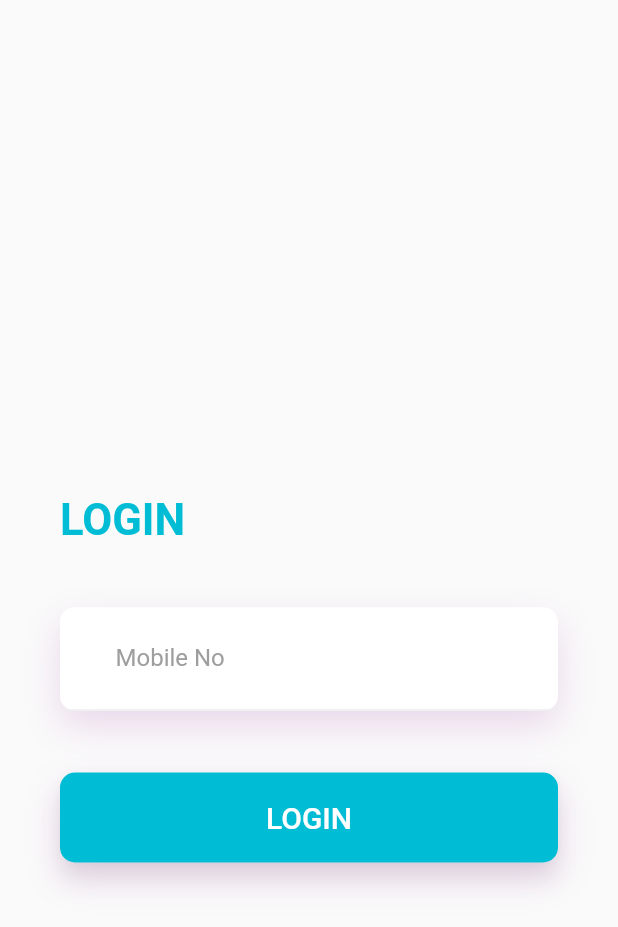
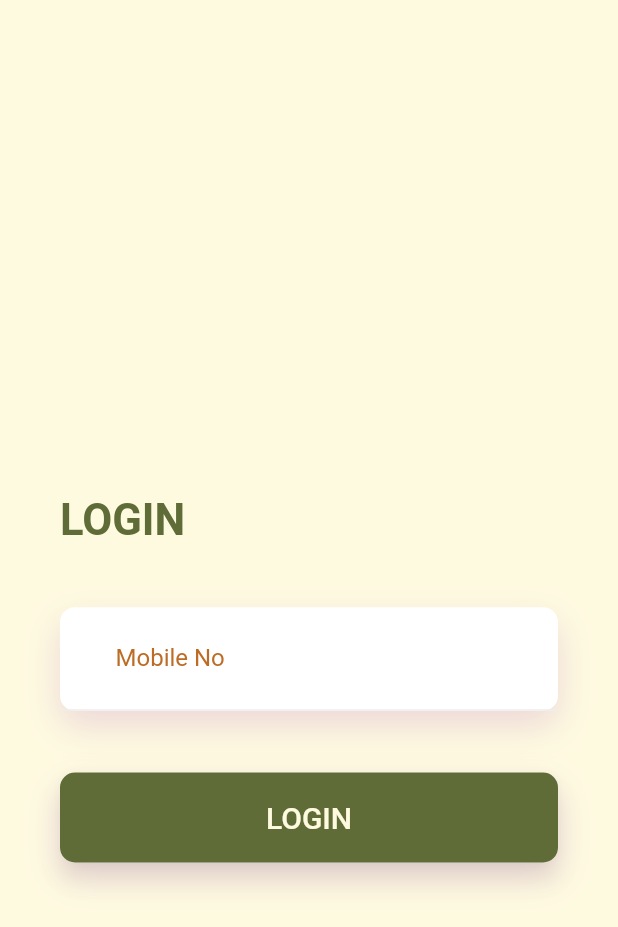
Before and after one commit to Mananvanawat/KisanMitra, a Flutter app: the screen it shows after launch, after a tap on "LOGIN", on a phone screen of 412 x 824 dp. Shown: the top 927 px of the screen. Run offline on Flutter 3.47's test engine with Material 2 defaults, Android fonts, the phone set to English and light mode, and no system bars; our stand-ins replace cloud_firestore, curved_navigation_bar, firebase_auth, firebase_core, flutter_spinkit, geolocator; accounts and stored records are empty; network calls fail; Roboto replaces fonts that are missing (poppins).

Commit message:
login issue

```diff
--- a/lib/screens/Login.dart
+++ b/lib/screens/Login.dart
@@ -25,13 +25,15 @@ class _LoginState extends State<Login> {
         print("Code Sent");
       });
     };
-    final PhoneVerificationCompleted verifiedSuccess = (AuthCredential auth) {};
+    final PhoneVerificationCompleted verifiedSuccess = (AuthCredential auth) {
+      return Choice();
+    };
     final PhoneVerificationFailed verifyFailed = (FirebaseAuthException e) {
       print('${e.message}');
     };
     await FirebaseAuth.instance.verifyPhoneNumber(
       phoneNumber: phoneNo,
-      timeout: const Duration(seconds: 30),
+      timeout: const Duration(seconds: 60),
       verificationCompleted: verifiedSuccess,
       verificationFailed: verifyFailed,
       codeSent: smsCodeSent,
@@ -119,6 +121,8 @@ class _LoginState extends State<Login> {
 
       body: SingleChildScrollView(
         child: Container(
+          height: size.height,
+          color: Theme.of(context).highlightColor,
           child: Padding(
             padding: EdgeInsets.symmetric(horizontal: 40),
             child:
@@ -132,7 +136,7 @@ class _LoginState extends State<Login> {
                     fontStyle: FontStyle.normal,
                     fontWeight: FontWeight.bold,
                     fontSize: 29,
-                    color: Colors.cyan),
+                    color: Theme.of(context).primaryColor),
               ),
               SizedBox(
                 height: size.height * 0.05,
@@ -156,27 +160,19 @@ class _LoginState extends State<Login> {
                           border: Border(
                               bottom: BorderSide(color: Colors.grey[200]))),
                       child: TextField(
+                        style: TextStyle(color: Theme.of(context).accentColor),
                         controller: mobileno,
                         onChanged: (value) {
-                          this.phoneNo = value;
+                          phoneNo = "+91"+value;
+                          print("mobile no - "+phoneNo);
                         },
                         decoration: InputDecoration(
                           prefixText: '+91',
                             border: InputBorder.none,
                             hintText: "Mobile No",
-                            hintStyle: TextStyle(color: Colors.grey)),
+                            hintStyle: TextStyle(color: Theme.of(context).accentColor)),
                       ),
                     ),
-                    /* Container(
-                        padding: EdgeInsets.all(10),
-                        child: TextField(
-                          decoration: InputDecoration(
-                              border: InputBorder.none,
-                              hintText: "Password",
-                              hintStyle: TextStyle(color: Colors.grey)
-                          ),
-                        ),
-                      )*/
                   ],
                 ),
               ),
@@ -200,13 +196,13 @@ class _LoginState extends State<Login> {
                   elevation: 6,
                   shape: RoundedRectangleBorder(
                       borderRadius: BorderRadius.circular(10)),
-                  color: Colors.cyan,
+                  color: Theme.of(context).primaryColor,
                   onPressed: () {
                     verfiyPhone();
                   },
                   child: Text(
                     "LOGIN",
-                    style: TextStyle(color: Colors.white, fontSize: 20),
+                    style: TextStyle(color: Theme.of(context).highlightColor, fontSize: 20),
                   ),
                 ),
               ),
--- a/lib/styles/theme.dart
+++ b/lib/styles/theme.dart
@@ -1,9 +1,7 @@
 import 'package:flutter/material.dart';
 ThemeData lightTheme = ThemeData(
   // primarySwatch: Colors.white,
-    //primaryColor: Color(0xFFFF8080),
      primaryColor: Color(0xff606C38),
-    //primaryColorLight: Color(0xFFFFBABA),
     primaryColorLight: Color(0xffDDA15E),
     primaryColorDark: Color(0xff283618),
     secondaryHeaderColor: Color(0xff575757),
```
